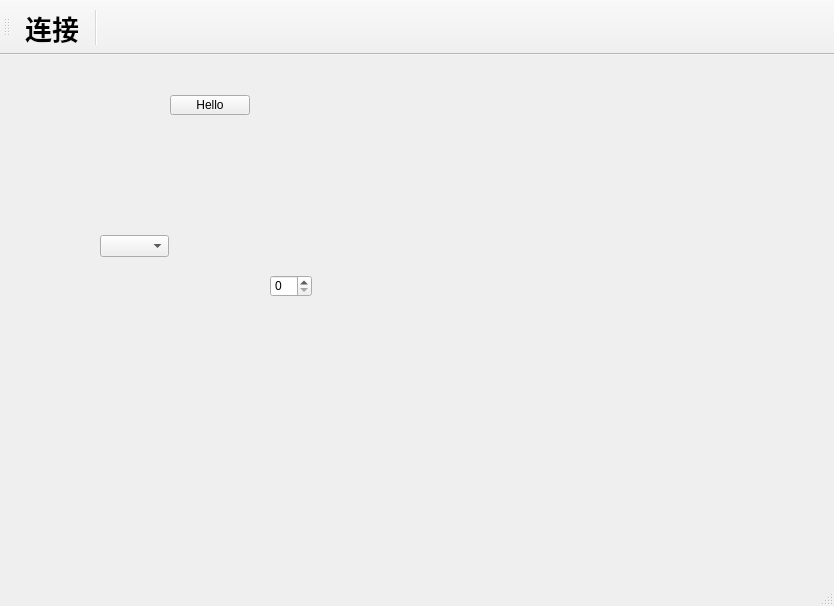
Above: mainwindow.ui from hefeng0826/ThreadFortuneServer before the change. Below: the same form after it.
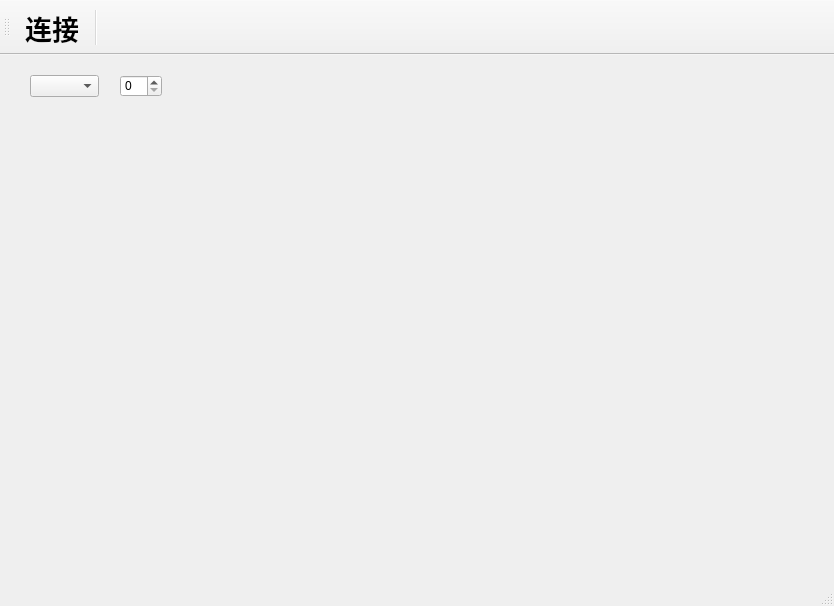
That is the form after the change. Icons and pictures are not drawn.

What changed in the file:
```diff
--- a/mainwindow.ui
+++ b/mainwindow.ui
@@ -17,8 +17,8 @@
    <widget class="QSpinBox" name="spinBoxPort">
     <property name="geometry">
      <rect>
-      <x>270</x>
-      <y>220</y>
+      <x>120</x>
+      <y>20</y>
       <width>42</width>
       <height>22</height>
      </rect>
@@ -27,8 +27,8 @@
    <widget class="QComboBox" name="comboBoxHostIP">
     <property name="geometry">
      <rect>
-      <x>100</x>
-      <y>180</y>
+      <x>30</x>
+      <y>20</y>
       <width>69</width>
       <height>22</height>
      </rect>
@@ -37,19 +37,6 @@
      <bool>false</bool>
     </property>
    </widget>
-   <widget class="QPushButton" name="pushButton">
-    <property name="geometry">
-     <rect>
-      <x>170</x>
-      <y>40</y>
-      <width>80</width>
-      <height>20</height>
-     </rect>
-    </property>
-    <property name="text">
-     <string>Hello</string>
-    </property>
-   </widget>
   </widget>
   <widget class="QMenuBar" name="menubar">
    <property name="geometry">
```
Left out of the diff: 2 changed lines with no effect on the pictures.
